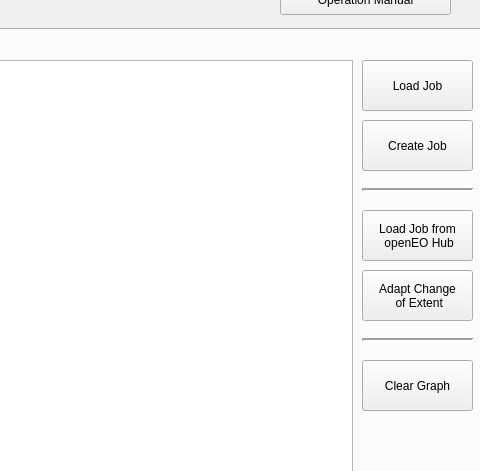
Qt form openeo_connector_dialog_base.ui (Open-EO/openeo-qgis-plugin) before a commit; both pictures show x 370 to 850 and y 166 to 637 of the 850 by 750 pixel window.
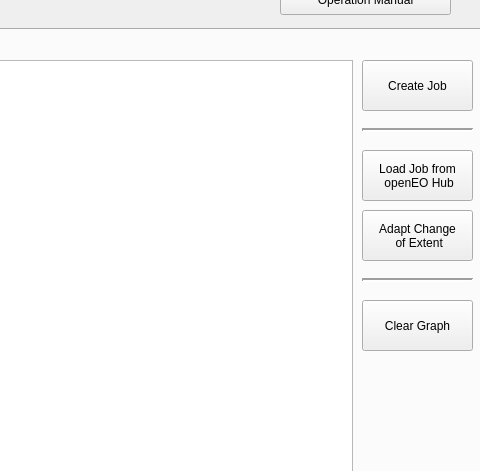
The same form after that commit. The open tabs and pages were chosen to show the change. Icons and pictures are not drawn.

Commit message: Issue 58 & 54 - Finalized

Diff of the .ui file:
```diff
--- a/openeo_connector_dialog_base.ui
+++ b/openeo_connector_dialog_base.ui
@@ -808,6 +808,19 @@
       <string>Previous</string>
      </property>
     </widget>
+    <widget class="QPushButton" name="loadButton">
+     <property name="geometry">
+      <rect>
+       <x>750</x>
+       <y>10</y>
+       <width>71</width>
+       <height>21</height>
+      </rect>
+     </property>
+     <property name="text">
+      <string>Load Job</string>
+     </property>
+    </widget>
     <zorder>processgraphBands</zorder>
     <zorder>multipleBandBtn</zorder>
     <zorder>moveButton</zorder>
@@ -847,19 +860,6 @@
     <attribute name="title">
      <string>Process Graph</string>
     </attribute>
-    <widget class="QPushButton" name="loadButton">
-     <property name="geometry">
-      <rect>
-       <x>730</x>
-       <y>30</y>
-       <width>111</width>
-       <height>51</height>
-      </rect>
-     </property>
-     <property name="text">
-      <string>Load Job</string>
-     </property>
-    </widget>
     <widget class="QLabel" name="label_4">
      <property name="geometry">
       <rect>
@@ -877,7 +877,7 @@
      <property name="geometry">
       <rect>
        <x>730</x>
-       <y>330</y>
+       <y>270</y>
        <width>111</width>
        <height>51</height>
       </rect>
@@ -900,7 +900,7 @@
      <property name="geometry">
       <rect>
        <x>730</x>
-       <y>90</y>
+       <y>30</y>
        <width>111</width>
        <height>51</height>
       </rect>
@@ -926,7 +926,7 @@
      <property name="geometry">
       <rect>
        <x>730</x>
-       <y>180</y>
+       <y>120</y>
        <width>111</width>
        <height>51</height>
       </rect>
@@ -940,7 +940,7 @@
      <property name="geometry">
       <rect>
        <x>730</x>
-       <y>240</y>
+       <y>180</y>
        <width>111</width>
        <height>51</height>
       </rect>
@@ -954,7 +954,7 @@
      <property name="geometry">
       <rect>
        <x>730</x>
-       <y>150</y>
+       <y>90</y>
        <width>111</width>
        <height>20</height>
       </rect>
@@ -979,7 +979,7 @@
      <property name="geometry">
       <rect>
        <x>730</x>
-       <y>300</y>
+       <y>240</y>
        <width>111</width>
        <height>20</height>
       </rect>
```
Left out of the diff: 7 changed lines with no effect on the pictures. The commit also changes 2 other files.
